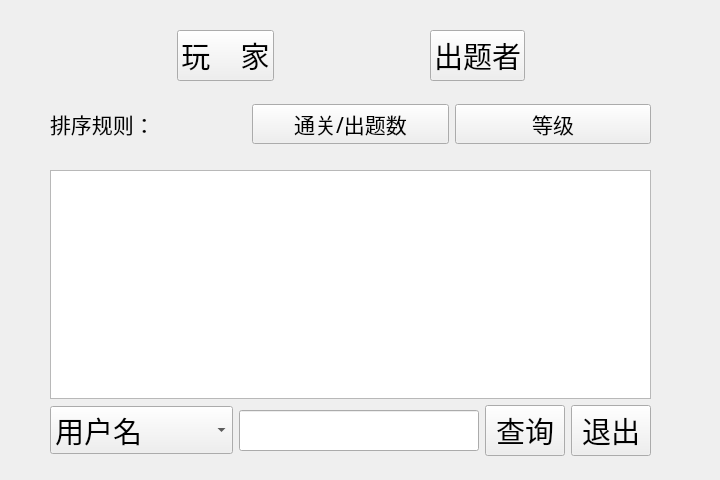
The window that WordMatchGameV3.0/client/searchpage.ui (ProgrameThinking/WordMatchGame) describes before a commit, drawn with Qt 5.
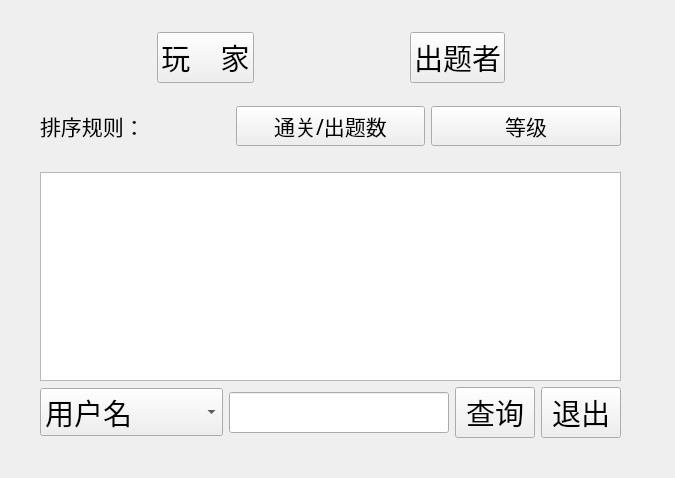
The same window after the commit.

```diff
--- a/WordMatchGameV3.0/client/searchpage.ui
+++ b/WordMatchGameV3.0/client/searchpage.ui
@@ -6,8 +6,8 @@
    <rect>
     <x>0</x>
     <y>0</y>
-    <width>720</width>
-    <height>480</height>
+    <width>675</width>
+    <height>478</height>
    </rect>
   </property>
   <property name="font">
@@ -19,18 +19,18 @@
   <property name="windowTitle">
    <string>Form</string>
   </property>
-  <widget class="QWidget" name="">
+  <widget class="QWidget" name="layoutWidget">
    <property name="geometry">
     <rect>
-     <x>50</x>
-     <y>30</y>
-     <width>601</width>
-     <height>426</height>
+     <x>40</x>
+     <y>32</y>
+     <width>581</width>
+     <height>406</height>
     </rect>
    </property>
    <layout class="QVBoxLayout" name="verticalLayout">
     <item>
-     <layout class="QHBoxLayout" name="horizontalLayout">
+     <layout class="QHBoxLayout" name="horizontalLayout_2">
       <item>
        <spacer name="horizontalSpacer_2">
         <property name="orientation">
@@ -106,7 +106,7 @@
      </spacer>
     </item>
     <item>
-     <layout class="QHBoxLayout" name="horizontalLayout_3">
+     <layout class="QHBoxLayout" name="horizontalLayout">
       <item>
        <widget class="QLabel" name="label">
         <property name="font">
@@ -165,7 +165,7 @@
      </spacer>
     </item>
     <item>
-     <widget class="QTableView" name="tableView">
+     <widget class="QTableWidget" name="tableWidget">
       <property name="font">
        <font>
         <family>Times New Roman</family>
@@ -175,7 +175,7 @@
      </widget>
     </item>
     <item>
-     <layout class="QHBoxLayout" name="horizontalLayout_2">
+     <layout class="QHBoxLayout" name="horizontalLayout_3">
       <item>
        <widget class="QComboBox" name="selectCbx">
         <item>
```
